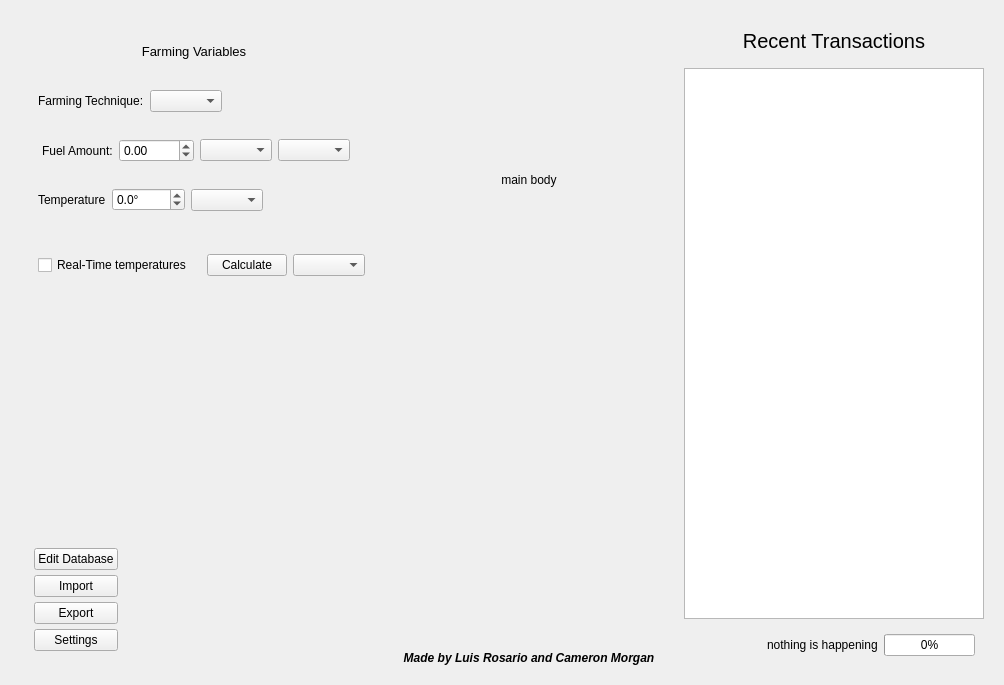
This is src/data/resources/GUI_files/generalTabWidget.ui in Luis-Rosario-Alers/CarbonCalculator as Qt 5 draws it before an edit. The edited form follows.
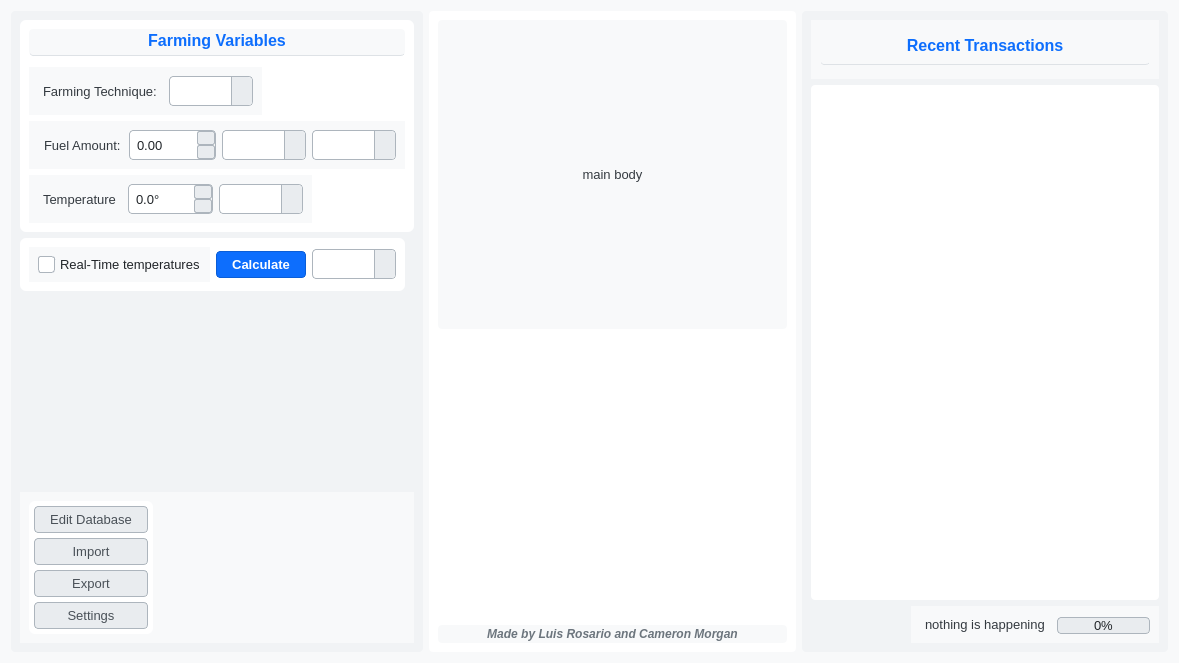
This is the edited form. Icons and pictures are not drawn.

Commit message: :art: update UI dimensions and styles in main window and settings, remove unused icon references

```diff
--- a/src/data/resources/GUI_files/generalTabWidget.ui
+++ b/src/data/resources/GUI_files/generalTabWidget.ui
@@ -6,18 +6,334 @@
    <rect>
     <x>0</x>
     <y>0</y>
-    <width>1004</width>
-    <height>685</height>
+    <width>1179</width>
+    <height>663</height>
    </rect>
   </property>
   <property name="windowTitle">
    <string>General</string>
   </property>
   <property name="autoFillBackground">
-   <bool>true</bool>
+   <bool>false</bool>
   </property>
   <property name="styleSheet">
-   <string notr="true"/>
+   <string notr="true">/* Main Application Style */
+QWidget, QMainWindow {
+    background-color: #f8f9fa;
+    color: #212529;
+    font-family: 'Segoe UI', Arial, sans-serif;
+    font-size: 10pt;
+}
+
+/* MainWindow specific */
+QMainWindow {
+    border: none;
+}
+
+QMainWindow::separator {
+    background-color: #dee2e6;
+    width: 1px;
+    height: 1px;
+}
+
+QStatusBar {
+    background-color: #f1f3f5;
+    color: #495057;
+    border-top: 1px solid #dee2e6;
+}
+
+/* Menu styling */
+QMenuBar {
+    background-color: #f8f9fa;
+    border-bottom: 1px solid #dee2e6;
+}
+
+QMenuBar::item {
+    background-color: transparent;
+    padding: 4px 10px;
+    border-radius: 3px;
+}
+
+QMenuBar::item:selected, QMenuBar::item:pressed {
+    background-color: #e9ecef;
+}
+
+QMenu {
+    background-color: #ffffff;
+    border: 1px solid #adb5bd;
+    border-radius: 4px;
+    padding: 2px;
+}
+
+QMenu::item {
+    padding: 5px 30px 5px 20px;
+    border-radius: 3px;
+    min-width: 150px;
+}
+
+QMenu::item:selected {
+    background-color: #e9ecef;
+    color: #212529;
+}
+
+QMenu::icon {
+    padding-left: 10px;
+}
+
+QMenu::separator {
+    height: 1px;
+    background-color: #dee2e6;
+    margin: 3px 10px;
+}
+
+QMenu::indicator {
+    width: 15px;
+    height: 15px;
+    padding-left: 5px;
+}
+
+/* Labels */
+QLabel {
+    color: #343a40;
+    padding: 2px;
+}
+
+QLabel#farmingVariablesLabel, QLabel#recentTransactionsHeaderLabel {
+    font-size: 12pt;
+    font-weight: bold;
+    color: #0d6efd;
+    border-bottom: 1px solid #dee2e6;
+    padding-bottom: 5px;
+    margin-bottom: 5px;
+}
+
+QLabel#madeByCreditsLabel {
+    color: #6c757d;
+    font-size: 9pt;
+}
+
+/* Buttons - Only interactive elements have borders */
+QPushButton {
+    background-color: #e9ecef;
+    border: 1px solid #adb5bd;
+    border-radius: 4px;
+    padding: 5px 15px;
+    color: #495057;
+}
+
+QPushButton:hover {
+    background-color: #dee2e6;
+    border-color: #6c757d;
+}
+
+QPushButton:pressed {
+    background-color: #ced4da;
+    border-color: #495057;
+}
+
+QPushButton#calculateContainerPushButton {
+    background-color: #0d6efd;
+    color: white;
+    font-weight: bold;
+    border-color: #0b5ed7;
+}
+
+QPushButton#calculateContainerPushButton:hover {
+    background-color: #0b5ed7;
+    border-color: #0a58ca;
+}
+
+QPushButton#calculateContainerPushButton:pressed {
+    background-color: #0a58ca;
+    border-color: #0a53be;
+}
+
+/* ComboBoxes */
+QComboBox {
+    border: 1px solid #adb5bd;
+    border-radius: 4px;
+    padding: 3px 5px;
+    background-color: white;
+    min-height: 22px;
+}
+
+QComboBox::drop-down {
+    subcontrol-origin: padding;
+    subcontrol-position: top right;
+    width: 20px;
+    border-left: 1px solid #adb5bd;
+    border-top-right-radius: 4px;
+    border-bottom-right-radius: 4px;
+    background-color: #e9ecef;
+}
+
+QComboBox::down-arrow {
+    image: url(:/icons/svgs/solid/chevron-down.svg);
+    width: 12px;
+    height: 12px;
+}
+
+QComboBox:on {
+    border-bottom-left-radius: 0;
+    border-bottom-right-radius: 0;
+    border-color: #6c757d;
+}
+
+QComboBox:hover {
+    border-color: #6c757d;
+}
+
+QComboBox QAbstractItemView {
+    border: 1px solid #adb5bd;
+    background-color: white;
+    selection-background-color: #0d6efd;
+    selection-color: white;
+}
+
+/* Spin Boxes */
+QDoubleSpinBox {
+    border: 1px solid #adb5bd;
+    border-radius: 4px;
+    padding: 3px 5px;
+    background-color: white;
+    min-height: 22px;
+}
+
+QDoubleSpinBox::up-button, QDoubleSpinBox::down-button {
+    background-color: #e9ecef;
+    border: 1px solid #adb5bd;
+    border-radius: 2px;
+    width: 16px;
+}
+
+QDoubleSpinBox::up-button:hover, QDoubleSpinBox::down-button:hover {
+    background-color: #dee2e6;
+    border-color: #6c757d;
+}
+
+QDoubleSpinBox::up-button:pressed, QDoubleSpinBox::down-button:pressed {
+    background-color: #ced4da;
+    border-color: #495057;
+}
+
+/* CheckBox */
+QCheckBox {
+    spacing: 5px;
+}
+
+QCheckBox::indicator {
+    width: 15px;
+    height: 15px;
+    border: 1px solid #adb5bd;
+    border-radius: 3px;
+    background-color: white;
+}
+
+QCheckBox::indicator:checked {
+    background-color: #0d6efd;
+    border-color: #0b5ed7;
+    image: url(:/icons/svgs/solid/check.svg);
+}
+
+QCheckBox::indicator:hover {
+    border-color: #0d6efd;
+}
+
+/* TableView - Keep borders on data views */
+QTableView {
+    background-color: white;
+    border: 2px solid #adb5bd;
+    border-radius: 4px;
+    gridline-color: #e9ecef;
+    selection-background-color: #cfe2ff;
+    selection-color: #212529;
+}
+
+QTableView::item {
+    padding: 5px;
+}
+
+QTableView::item:hover {
+    background-color: #f1f3f5;
+}
+
+QHeaderView::section {
+    background-color: #e9ecef;
+    border: none;
+    border-right: 1px solid #adb5bd;
+    border-bottom: 1px solid #adb5bd;
+    padding: 5px;
+    font-weight: bold;
+}
+
+/* ProgressBar */
+QProgressBar {
+    border: 1px solid #adb5bd;
+    border-radius: 4px;
+    background-color: #e9ecef;
+    text-align: center;
+    color: #212529;
+    height: 14px;
+}
+
+QProgressBar::chunk {
+    background-color: #0d6efd;
+    border-radius: 3px;
+}
+
+/* Frames and Panels - Remove borders from containers */
+QFrame {
+    border: none;
+    border-radius: 4px;
+}
+
+/* Container widgets styling - No borders for better blending */
+#farmingVariablesWidget, #calculateContainerWidget, #moreWidget {
+    background-color: white;
+    border-radius: 6px;
+    padding: 5px;
+}
+
+#leftBar, #rightBar {
+    background-color: #f1f3f5;
+    border-radius: 4px;
+}
+
+#mainBody {
+    background-color: white;
+    border-radius: 4px;
+}
+
+/* Toolbar styling */
+QToolBar {
+    background-color: #f8f9fa;
+    border-bottom: 1px solid #dee2e6;
+    spacing: 2px;
+    padding: 2px;
+}
+
+QToolBar::separator {
+    width: 1px;
+    background-color: #adb5bd;
+    margin: 0 4px;
+}
+
+QToolButton {
+    background-color: transparent;
+    border: 1px solid transparent;
+    border-radius: 3px;
+    padding: 3px;
+}
+
+QToolButton:hover {
+    background-color: #e9ecef;
+    border-color: #adb5bd;
+}
+
+QToolButton:pressed {
+    background-color: #dee2e6;
+    border-color: #6c757d;
+}</string>
   </property>
   <layout class="QHBoxLayout" name="horizontalLayout">
    <item>
@@ -34,6 +350,9 @@
        <height>16777215</height>
       </size>
      </property>
+     <property name="styleSheet">
+      <string notr="true"/>
+     </property>
      <layout class="QVBoxLayout" name="verticalLayout_2">
       <item>
        <widget class="QWidget" name="farmingVariablesWidget" native="true">
@@ -63,7 +382,9 @@
            </property>
            <property name="font">
             <font>
-             <pointsize>10</pointsize>
+             <family>Segoe UI</family>
+             <pointsize>12</pointsize>
+             <bold>true</bold>
             </font>
            </property>
            <property name="text">
@@ -130,6 +451,9 @@
                 <verstretch>0</verstretch>
                </sizepolicy>
               </property>
+              <property name="styleSheet">
+               <string notr="true"/>
+              </property>
               <property name="accelerated">
                <bool>true</bool>
               </property>
@@ -349,6 +673,8 @@
      </property>
      <property name="font">
       <font>
+       <family>Segoe UI</family>
+       <pointsize>10</pointsize>
        <underline>false</underline>
        <strikeout>false</strikeout>
       </font>
@@ -358,6 +684,8 @@
        <widget class="QLabel" name="mainBodyPlaceholderLabel">
         <property name="font">
          <font>
+          <family>Segoe UI</family>
+          <pointsize>10</pointsize>
           <underline>false</underline>
           <strikeout>false</strikeout>
           <kerning>false</kerning>
@@ -378,6 +706,8 @@
        <widget class="QLabel" name="madeByCreditsLabel">
         <property name="font">
          <font>
+          <family>Segoe UI</family>
+          <pointsize>9</pointsize>
           <italic>true</italic>
           <bold>true</bold>
           <underline>false</underline>
@@ -405,7 +735,9 @@
           <widget class="QLabel" name="recentTransactionsHeaderLabel">
            <property name="font">
             <font>
-             <pointsize>15</pointsize>
+             <family>Segoe UI</family>
+             <pointsize>12</pointsize>
+             <bold>true</bold>
             </font>
            </property>
            <property name="text">
```
Left out of the diff: 9 changed lines with no effect on the pictures. The commit also changes 18 other files.
